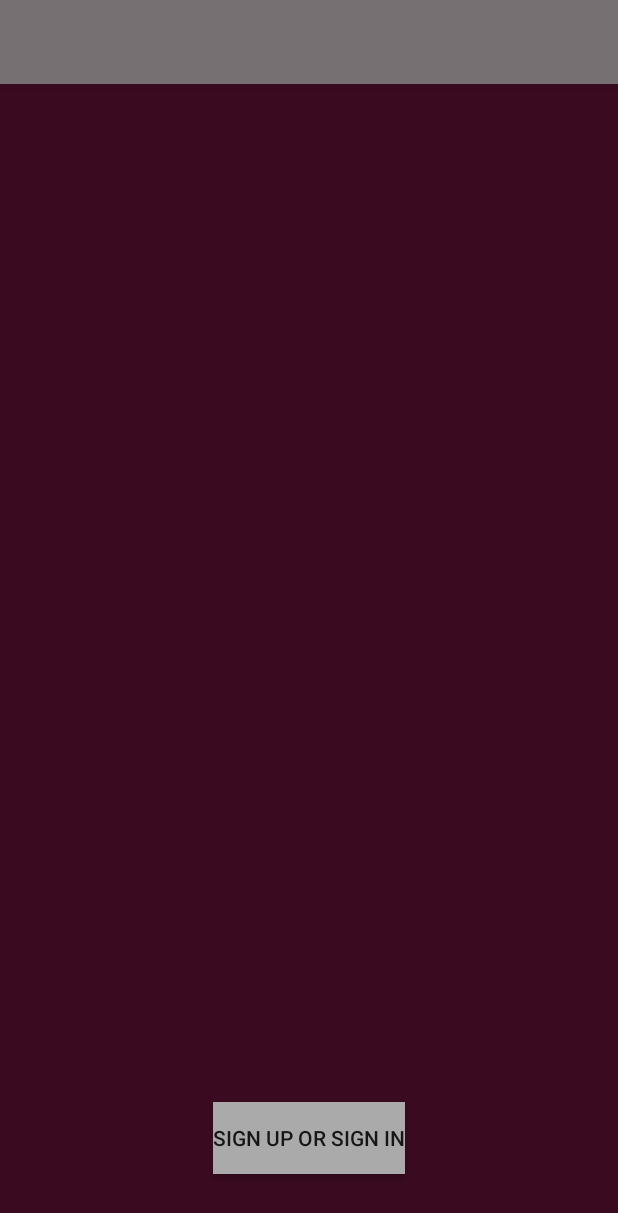
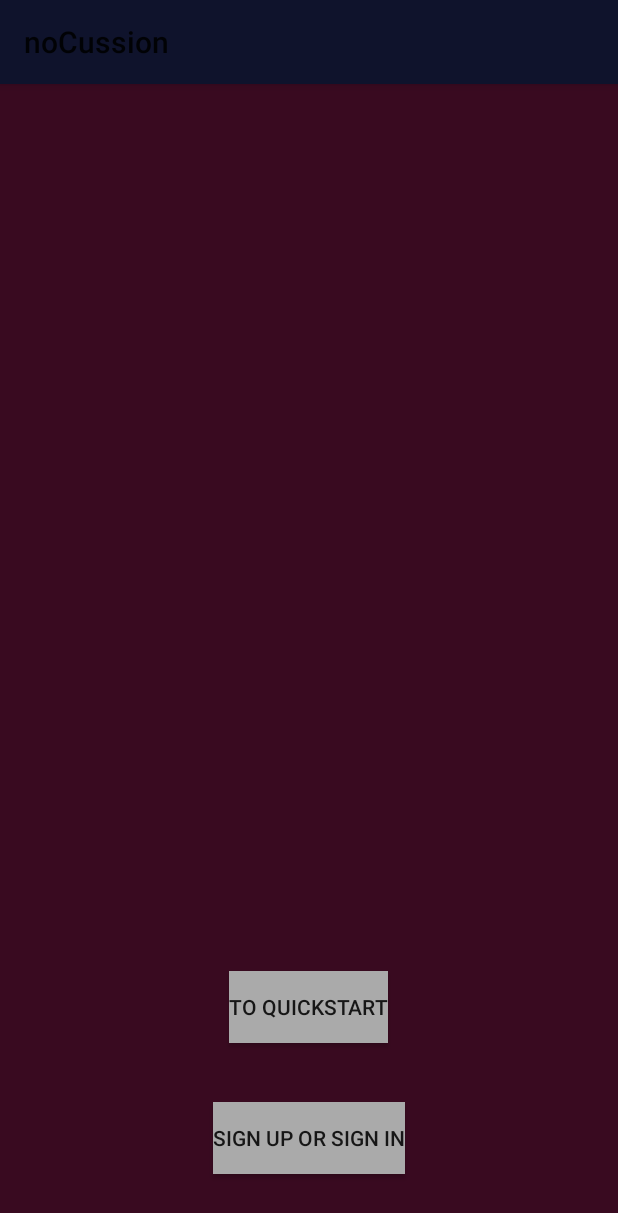
Before and after one commit to Scabandari/ConcussionApp, an Android app: the screen it shows after launch (MainActivity), on a phone screen of 412 x 824 dp. Shown: the top 1213 px of the screen. Run offline under Robolectric (Android 15) with nearby library versions, the phone set to English and light mode, and no system bars.

Commit message:
Everything is ready for sprint 1 demo

```diff
--- a/app/src/main/res/layout/activity_chronometer__heart__rate_.xml
+++ b/app/src/main/res/layout/activity_chronometer__heart__rate_.xml
@@ -9,8 +9,8 @@
     <android.support.v7.widget.Toolbar
         android:layout_width="match_parent"
         android:layout_height="wrap_content"
-        android:background="@color/colorAccent"
         android:theme="?attr/actionBarTheme"
+        android:background="@color/colorPrimaryDark"
         android:minHeight="?attr/actionBarSize"
         android:id="@+id/toolbar" />
 
--- a/app/src/main/res/layout/activity_excercise__setup_.xml
+++ b/app/src/main/res/layout/activity_excercise__setup_.xml
@@ -8,6 +8,9 @@
     android:background="@color/colorPrimary">
     >
 
+    <include
+        android:id="@+id/tool_bar"
+        layout="@layout/tool_bar" />
     <EditText
         android:layout_width="wrap_content"
         android:layout_height="wrap_content"
--- a/app/src/main/res/layout/activity_main.xml
+++ b/app/src/main/res/layout/activity_main.xml
@@ -11,6 +11,7 @@
         android:id="@+id/tool_bar"
         layout="@layout/tool_bar" />
 
+
     <Button
         android:text="Sign Up or Sign In"
         android:layout_width="wrap_content"
@@ -23,11 +24,16 @@
         android:layout_alignParentBottom="true"
         android:layout_centerHorizontal="true" />
 
-        android:layout_below="@+id/tool_bar"
-        android:layout_alignParentStart="true"
-        android:layout_alignParentEnd="true"
-        android:theme="@style/AppTheme" />
-
+    <Button
+        android:id="@+id/toQuickstart"
+        android:onClick="to_quickstart"
+        android:layout_width="wrap_content"
+        android:layout_height="wrap_content"
+        android:background="@android:color/darker_gray"
+        android:layout_above="@+id/showSecondActivity"
+        android:layout_centerHorizontal="true"
+        android:layout_marginBottom="39dp"
+        android:text="To Quickstart" />
 
 
 </RelativeLayout>
--- a/app/src/main/res/layout/activity_questionaire.xml
+++ b/app/src/main/res/layout/activity_questionaire.xml
@@ -4,7 +4,7 @@
     android:id="@+id/activity_questionaire"
     android:layout_width="match_parent"
     android:layout_height="match_parent"
-    android:background="@color/colorPrimaryDark"
+    android:background="@color/colorPrimary"
     android:paddingBottom="@dimen/activity_vertical_margin"
     android:paddingLeft="@dimen/activity_horizontal_margin"
     android:paddingRight="@dimen/activity_horizontal_margin"
--- a/app/src/main/res/layout/tool_bar.xml
+++ b/app/src/main/res/layout/tool_bar.xml
@@ -1,10 +1,10 @@
 <?xml version="1.0" encoding="utf-8"?>
-<android.support.v7.widget.Toolbar
-    xmlns:android="http://schemas.android.com/apk/res/android"
+<android.support.v7.widget.Toolbar xmlns:android="http://schemas.android.com/apk/res/android"
     android:layout_width="match_parent"
     android:layout_height="wrap_content"
-    android:background="@color/colorAccent"
+    xmlns:app="http://schemas.android.com/apk/res-auto"
+    android:background="@color/colorPrimaryDark"
     android:elevation="4dp"
-    >
+    app:title="noCussion">
 
 </android.support.v7.widget.Toolbar>
```
Also changed, not shown: app/src/main/java/com/example/concussionapp/MainActivity.java (+10 -0 lines), app/src/main/res/layout/activity_sign_up.xml (+6 -6 lines).
